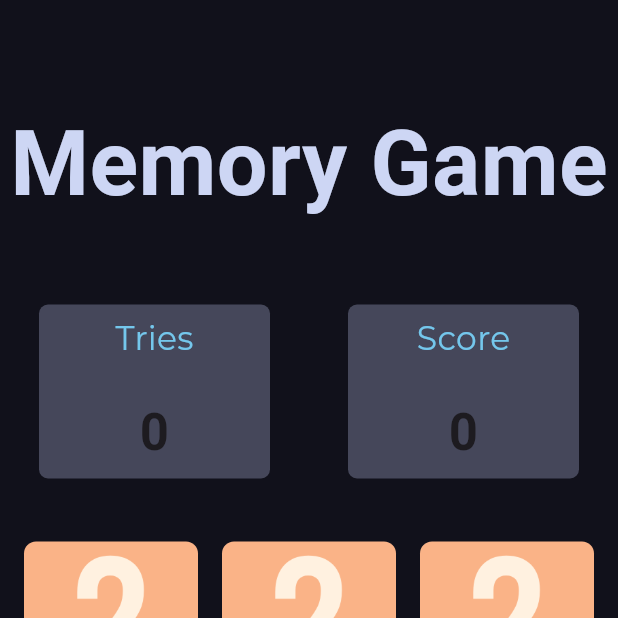
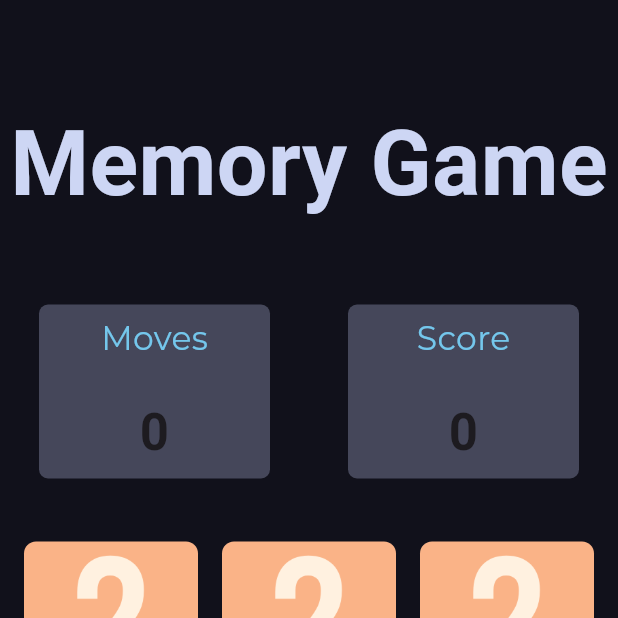
Before and after one commit to Emcho0/memory_game, a Flutter app: the screen it shows after launch, on a phone screen of 412 x 824 dp, the top half of it. Run offline on Flutter 3.47's test engine with Material 3 defaults, Android fonts, the phone set to English and light mode, and no system bars; our stand-ins replace google_fonts.

Commit message:
Promjena sa "tries" na "moves"

```diff
--- a/lib/main.dart
+++ b/lib/main.dart
@@ -29,7 +29,7 @@ class HomePage extends StatefulWidget {
 class _HomePageState extends State<HomePage> {
   Game _game = Game();
   // inicijalizacija podataka za pokušaje i score na 0
-  int tries = 0;
+  int moves = 0;
   int score = 0;
 
   @override
@@ -65,7 +65,7 @@ class _HomePageState extends State<HomePage> {
             crossAxisAlignment: CrossAxisAlignment.center,
             children: [
               // Widget funckija za skor igre
-              scoreBoard("Tries", tries.toString()),
+              scoreBoard("Moves", moves.toString()),
               scoreBoard("Score", score.toString()),
             ],
           ),
@@ -89,7 +89,7 @@ class _HomePageState extends State<HomePage> {
                     }
 
                     setState(() {
-                      tries++;
+                      moves++;
                       _game.gameImg![index] = _game.cardsList[index];
                       _game.matchCheck.add({index: _game.cardsList[index]});
                     });
```
